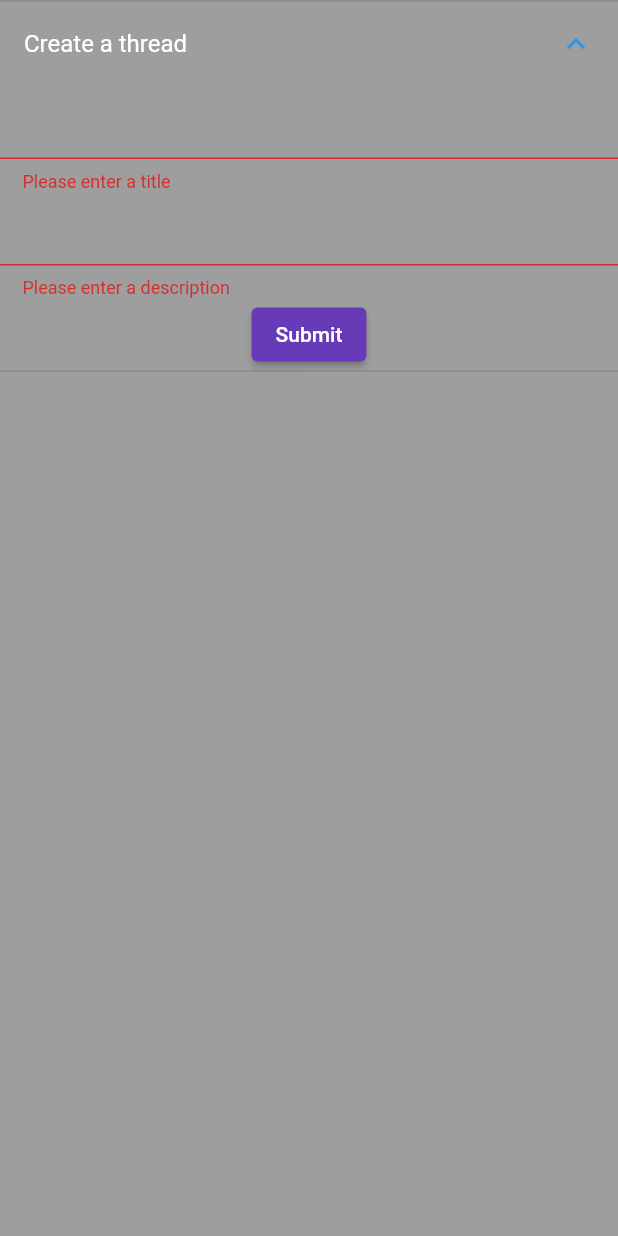
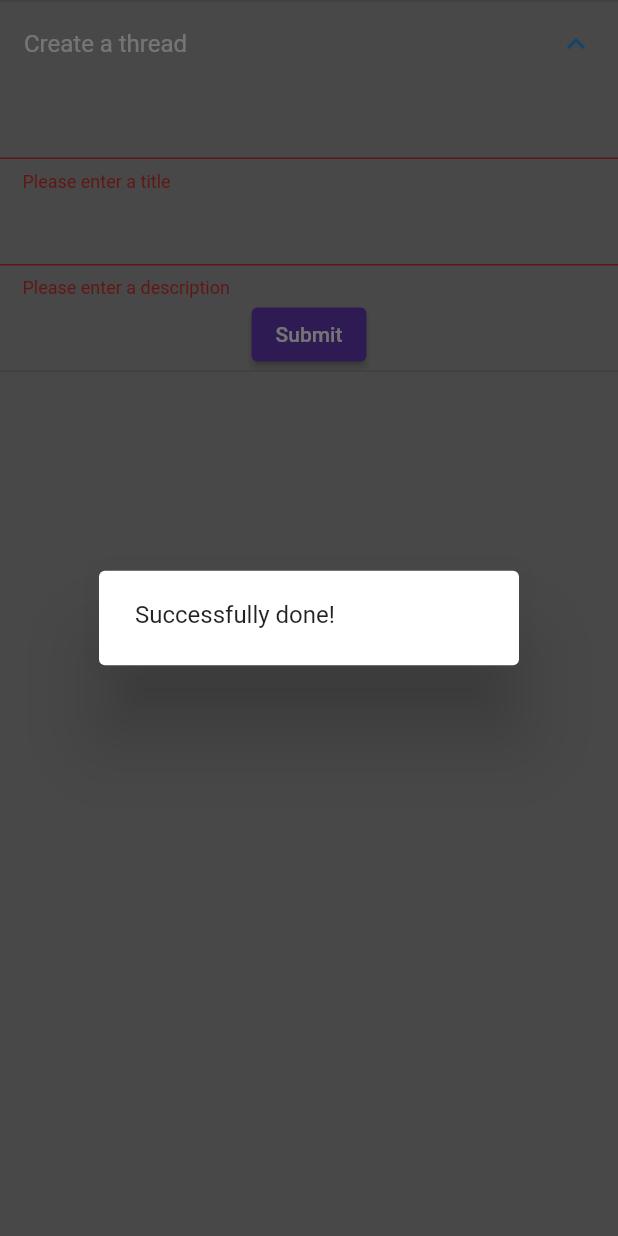
Before and after one commit to delta7-138/Shannon, a Flutter app: the CreatePost screen opened directly, after a tap on "Create a thread", after a tap on "Submit", on a phone screen of 412 x 824 dp. Run offline on Flutter 3.47's test engine with Material 2 defaults, Android fonts, the light colour scheme and no system bars; our stand-ins replace firebase_core, firebase_storage, google_fonts; accounts and stored records are empty.

Commit message:
text controller and receiver added

```diff
--- a/lib/pages/form.dart
+++ b/lib/pages/form.dart
@@ -9,8 +9,18 @@ class CreatePost extends StatefulWidget{
 
 class _CreatePostState extends State<CreatePost>{
   final _formKey = GlobalKey<FormState>();
+  String title = "";
+  String description = "";
+  final titleController = TextEditingController();
+  final descController = TextEditingController();
   fb.FirebaseStorage storage = fb.FirebaseStorage.instance;
 
+  @override
+  void dispose(){
+    titleController.dispose();
+    descController.dispose();
+    super.dispose();
+  }
   @override
   Widget build(BuildContext context){
     // if(_error){
@@ -24,9 +34,12 @@ class _CreatePostState extends State<CreatePost>{
       key: _formKey,
       child: Column(children: [
         TextFormField(
+          controller: titleController,
           validator: (value){
             if(value==null || value.isEmpty){
               return "Please enter a title";
+            }else{
+              title = value;
             }
           },
           style: TextStyle(
@@ -39,9 +52,12 @@ class _CreatePostState extends State<CreatePost>{
           ),
         ),
         TextFormField(
+          controller: descController,
           validator: (value){
             if(value==null || value.isEmpty){
               return "Please enter a description";
+            }else{
+              description = value;
             }
           }, style:(
             TextStyle(color: Colors.white)
@@ -55,8 +71,15 @@ class _CreatePostState extends State<CreatePost>{
         ElevatedButton(child: Text('Submit'),
         onPressed: (){
           if (_formKey.currentState!.validate()){
-            print('done');
+            print(title + " " + description);
           }
+          titleController.clear();
+          descController.clear();
+          showDialog(context: context, builder: (context){
+            return AlertDialog(
+              content: Text('Successfully done!'),
+            );
+          });
         }
         ,
         style: ElevatedButton.styleFrom(
```
